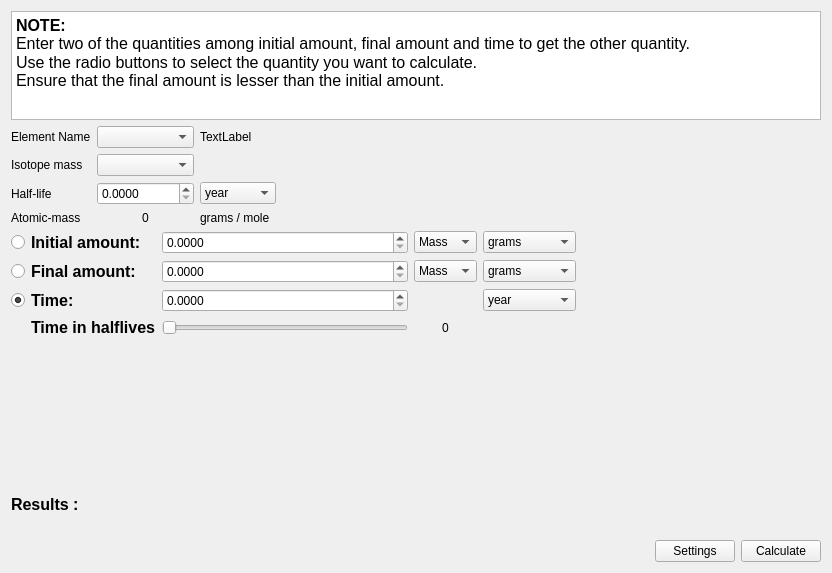
Qt form src/calculator/nuclearCalculator.ui (KDE/kalzium) before a commit.
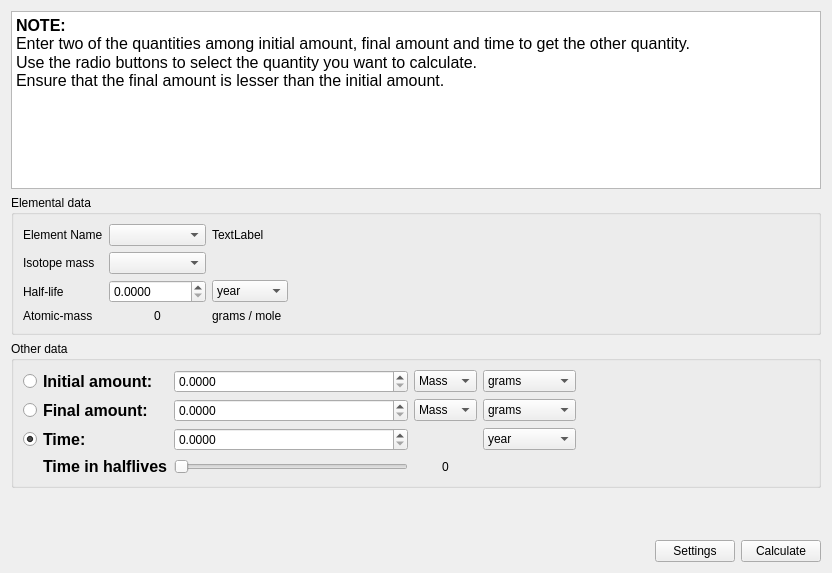
The same form after that commit. Custom widgets are drawn as their Qt base class.

Commit message: Small changes to the user interface, simillar widgets now in group boxes. Changed the value of R ( gas constant ) to 0.0821. Adding the introduction widget to the User interface.

```diff
--- a/src/calculator/nuclearCalculator.ui
+++ b/src/calculator/nuclearCalculator.ui
@@ -23,42 +23,53 @@
       <string>&lt;!DOCTYPE HTML PUBLIC &quot;-//W3C//DTD HTML 4.0//EN&quot; &quot;http://www.w3.org/TR/REC-html40/strict.dtd&quot;&gt;
 &lt;html&gt;&lt;head&gt;&lt;meta name=&quot;qrichtext&quot; content=&quot;1&quot; /&gt;&lt;style type=&quot;text/css&quot;&gt;
 p, li { white-space: pre-wrap; }
-&lt;/style&gt;&lt;/head&gt;&lt;body style=&quot; font-family:'Sans'; font-size:10pt; font-weight:400; font-style:normal;&quot;&gt;
-&lt;p style=&quot; margin-top:0px; margin-bottom:0px; margin-left:0px; margin-right:0px; -qt-block-indent:0; text-indent:0px;&quot;&gt;&lt;span style=&quot; font-family:'DejaVu Sans'; font-size:12pt; font-weight:600;&quot;&gt;NOTE:&lt;br /&gt;&lt;/span&gt;&lt;span style=&quot; font-family:'DejaVu Sans'; font-size:12pt;&quot;&gt;Enter two of the quantities among initial amount, final amount and time to get the other quantity.&lt;/span&gt;&lt;/p&gt;
-&lt;p style=&quot; margin-top:0px; margin-bottom:0px; margin-left:0px; margin-right:0px; -qt-block-indent:0; text-indent:0px;&quot;&gt;&lt;span style=&quot; font-family:'DejaVu Sans'; font-size:12pt;&quot;&gt;Use the radio buttons to select the quantity you want to calculate.&lt;br /&gt;Ensure that the final amount is lesser than the initial amount.&lt;/span&gt;&lt;/p&gt;&lt;/body&gt;&lt;/html&gt;</string>
+&lt;/style&gt;&lt;/head&gt;&lt;body style=&quot; font-family:'DejaVu Sans'; font-size:9pt; font-weight:400; font-style:normal;&quot;&gt;
+&lt;p style=&quot; margin-top:0px; margin-bottom:0px; margin-left:0px; margin-right:0px; -qt-block-indent:0; text-indent:0px;&quot;&gt;&lt;span style=&quot; font-size:12pt; font-weight:600;&quot;&gt;NOTE:&lt;br /&gt;&lt;/span&gt;&lt;span style=&quot; font-size:12pt;&quot;&gt;Enter two of the quantities among initial amount, final amount and time to get the other quantity.&lt;/span&gt;&lt;/p&gt;
+&lt;p style=&quot; margin-top:0px; margin-bottom:0px; margin-left:0px; margin-right:0px; -qt-block-indent:0; text-indent:0px;&quot;&gt;&lt;span style=&quot; font-size:12pt;&quot;&gt;Use the radio buttons to select the quantity you want to calculate.&lt;br /&gt;Ensure that the final amount is lesser than the initial amount.&lt;/span&gt;&lt;/p&gt;&lt;/body&gt;&lt;/html&gt;</string>
      </property>
     </widget>
    </item>
    <item>
-    <layout class="QGridLayout" name="gridLayout_14">
-     <item row="0" column="1">
+    <widget class="QGroupBox" name="groupBox">
+     <property name="title">
+      <string>Elemental data</string>
+     </property>
+     <layout class="QGridLayout" name="gridLayout">
+      <item row="0" column="0">
       <widget class="QLabel" name="label_11">
        <property name="text">
         <string>Element Name</string>
        </property>
       </widget>
      </item>
-     <item row="1" column="1">
+      <item row="0" column="1">
+       <widget class="QComboBox" name="element"/>
+      </item>
+      <item row="0" column="2">
+       <widget class="QLabel" name="debug">
+        <property name="text">
+         <string>TextLabel</string>
+        </property>
+       </widget>
+      </item>
+      <item row="1" column="0">
       <widget class="QLabel" name="label_12">
        <property name="text">
         <string>Isotope mass</string>
        </property>
       </widget>
      </item>
-     <item row="0" column="2">
-      <widget class="QComboBox" name="element"/>
-     </item>
-     <item row="1" column="2">
+      <item row="1" column="1">
       <widget class="QComboBox" name="isotope"/>
      </item>
-     <item row="2" column="1">
+      <item row="2" column="0">
       <widget class="QLabel" name="label_14">
        <property name="text">
         <string>Half-life</string>
        </property>
       </widget>
      </item>
-     <item row="2" column="2">
+      <item row="2" column="1">
       <widget class="QDoubleSpinBox" name="halfLife">
        <property name="decimals">
         <number>4</number>
@@ -68,20 +79,7 @@
        </property>
       </widget>
      </item>
-     <item row="2" column="4">
-      <spacer name="horizontalSpacer_2">
-       <property name="orientation">
-        <enum>Qt::Horizontal</enum>
-       </property>
-       <property name="sizeHint" stdset="0">
-        <size>
-         <width>40</width>
-         <height>20</height>
-        </size>
-       </property>
-      </spacer>
-     </item>
-     <item row="2" column="3">
+      <item row="2" column="2">
       <widget class="QComboBox" name="halfLife_unit">
        <item>
         <property name="text">
@@ -115,41 +113,52 @@
        </item>
       </widget>
      </item>
-     <item row="3" column="1">
+      <item row="2" column="3">
+       <spacer name="horizontalSpacer_2">
+        <property name="orientation">
+         <enum>Qt::Horizontal</enum>
+        </property>
+        <property name="sizeHint" stdset="0">
+         <size>
+          <width>477</width>
+          <height>20</height>
+         </size>
+        </property>
+       </spacer>
+      </item>
+      <item row="3" column="0">
       <widget class="QLabel" name="label">
        <property name="text">
         <string>Atomic-mass</string>
        </property>
       </widget>
      </item>
-     <item row="3" column="3">
+      <item row="3" column="1">
+       <widget class="QLabel" name="mass">
+        <property name="text">
+         <string>0</string>
+        </property>
+        <property name="alignment">
+         <set>Qt::AlignCenter</set>
+        </property>
+       </widget>
+      </item>
+      <item row="3" column="2">
       <widget class="QLabel" name="label_2">
        <property name="text">
         <string>grams / mole</string>
        </property>
       </widget>
      </item>
-     <item row="3" column="2">
-      <widget class="QLabel" name="mass">
-       <property name="text">
-        <string>0</string>
-       </property>
-       <property name="alignment">
-        <set>Qt::AlignCenter</set>
-       </property>
-      </widget>
-     </item>
-     <item row="0" column="3">
-      <widget class="QLabel" name="debug">
-       <property name="text">
-        <string>TextLabel</string>
-       </property>
-      </widget>
-     </item>
-    </layout>
+     </layout>
+    </widget>
    </item>
    <item>
-    <layout class="QGridLayout" name="gridLayout_3">
+    <widget class="QGroupBox" name="groupBox_2">
+     <property name="title">
+      <string>Other data</string>
+     </property>
+     <layout class="QGridLayout" name="gridLayout_2">
      <item row="0" column="0">
       <widget class="QRadioButton" name="r1">
        <property name="text">
@@ -309,7 +318,7 @@
        </property>
        <property name="sizeHint" stdset="0">
         <size>
-         <width>40</width>
+          <width>221</width>
          <height>20</height>
         </size>
        </property>
@@ -412,38 +421,28 @@
       </widget>
      </item>
     </layout>
+    </widget>
    </item>
    <item>
-    <spacer name="verticalSpacer_2">
+    <widget class="QLabel" name="label_32">
+     <property name="text">
+      <string/>
+     </property>
+    </widget>
+   </item>
+   <item>
+    <spacer name="verticalSpacer">
      <property name="orientation">
       <enum>Qt::Vertical</enum>
      </property>
      <property name="sizeHint" stdset="0">
       <size>
        <width>20</width>
-       <height>235</height>
+       <height>40</height>
       </size>
      </property>
     </spacer>
    </item>
-   <item>
-    <widget class="QLabel" name="label_58">
-     <property name="text">
-      <string>&lt;!DOCTYPE HTML PUBLIC &quot;-//W3C//DTD HTML 4.0//EN&quot; &quot;http://www.w3.org/TR/REC-html40/strict.dtd&quot;&gt;
-&lt;html&gt;&lt;head&gt;&lt;meta name=&quot;qrichtext&quot; content=&quot;1&quot; /&gt;&lt;style type=&quot;text/css&quot;&gt;
-p, li { white-space: pre-wrap; }
-&lt;/style&gt;&lt;/head&gt;&lt;body style=&quot; font-family:'DejaVu Sans'; font-size:9pt; font-weight:400; font-style:normal;&quot;&gt;
-&lt;p style=&quot; margin-top:0px; margin-bottom:0px; margin-left:0px; margin-right:0px; -qt-block-indent:0; text-indent:0px;&quot;&gt;&lt;span style=&quot; font-size:12pt; font-weight:600;&quot;&gt;Results :&lt;/span&gt;&lt;/p&gt;&lt;/body&gt;&lt;/html&gt;</string>
-     </property>
-    </widget>
-   </item>
-   <item>
-    <widget class="QLabel" name="label_32">
-     <property name="text">
-      <string/>
-     </property>
-    </widget>
-   </item>
    <item>
     <layout class="QHBoxLayout" name="_2">
      <item>
```
Left out of the diff: 2 changed lines with no effect on the pictures. Lines whose indentation alone changed are shown as unchanged. The commit also changes 6 other files.
